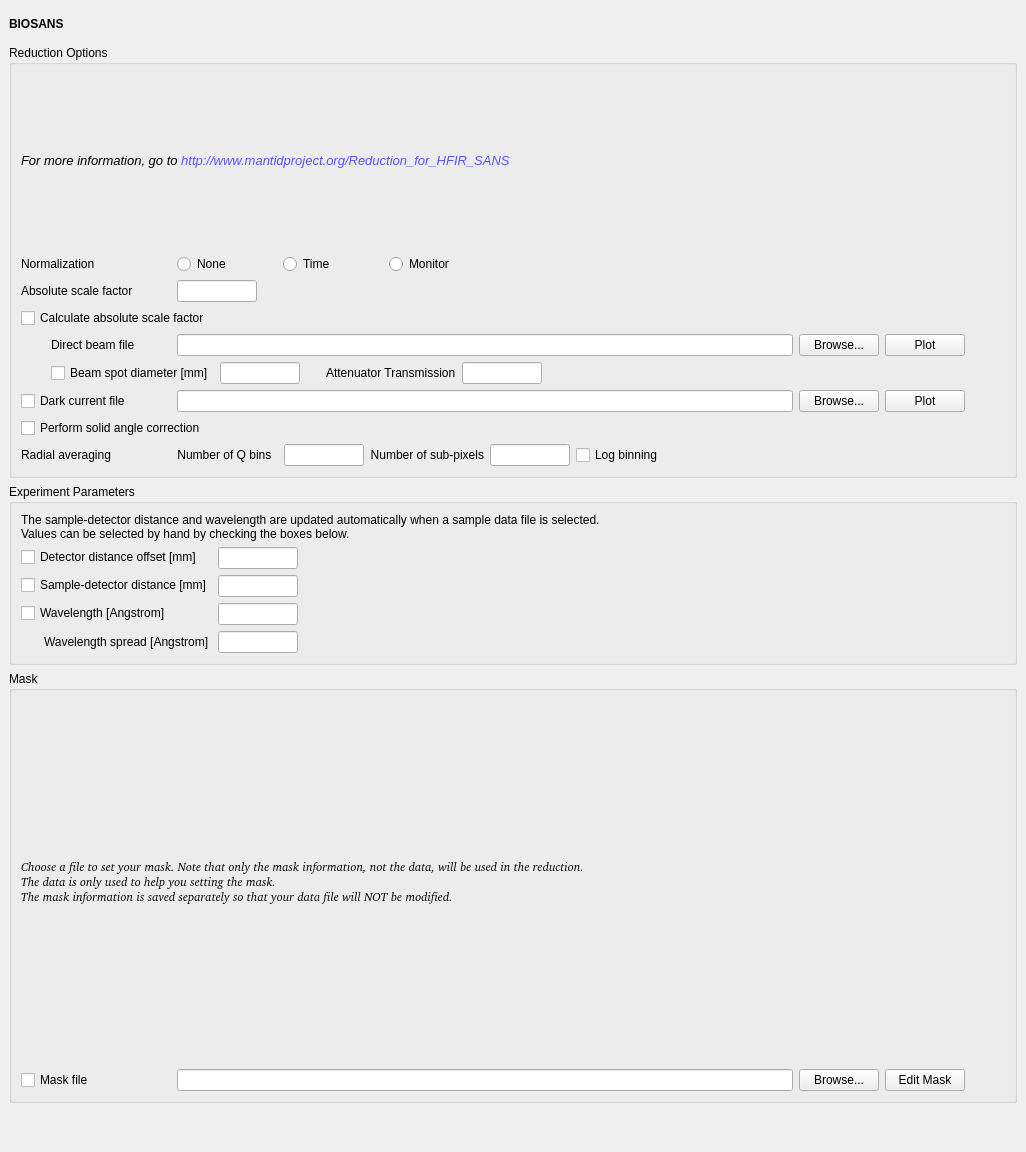
Above: Code/Mantid/scripts/Interface/ui/sans/hfir_instrument.ui from mantidproject/mantid before the change. Below: the same form after it.
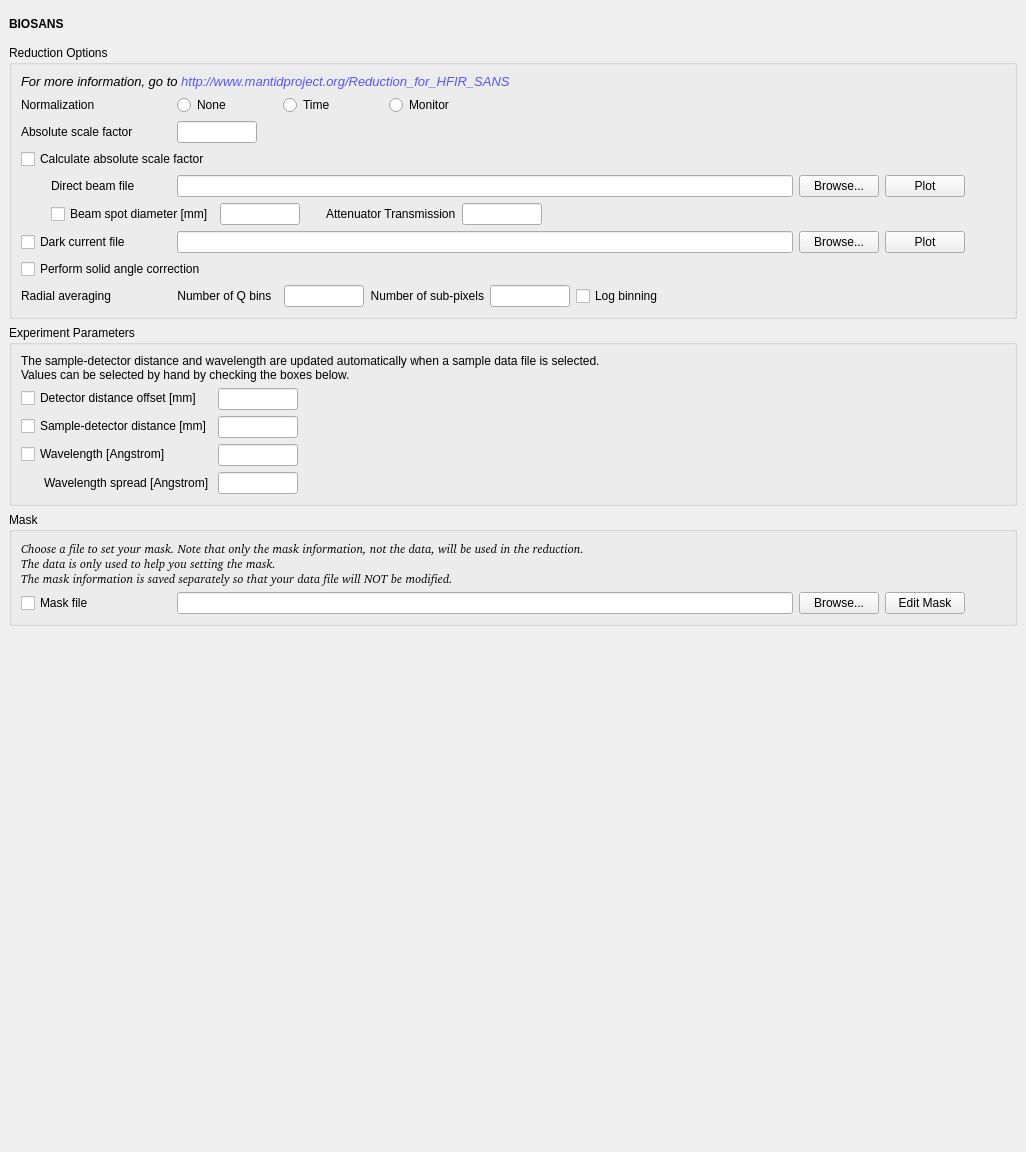
That is the form after the change.

The edit to the form file:
```diff
--- a/Code/Mantid/scripts/Interface/ui/sans/hfir_instrument.ui
+++ b/Code/Mantid/scripts/Interface/ui/sans/hfir_instrument.ui
@@ -1165,7 +1165,7 @@
           <enum>Qt::Vertical</enum>
          </property>
          <property name="sizeType">
-          <enum>QSizePolicy::Fixed</enum>
+          <enum>QSizePolicy::Expanding</enum>
          </property>
          <property name="sizeHint" stdset="0">
           <size>
```
